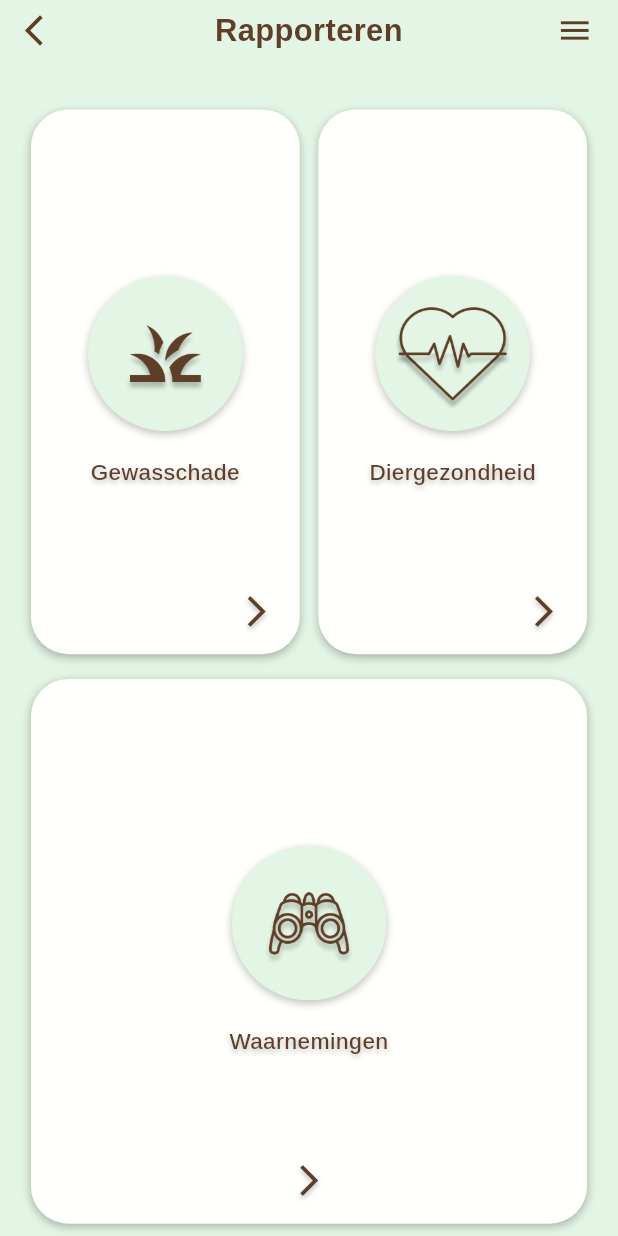
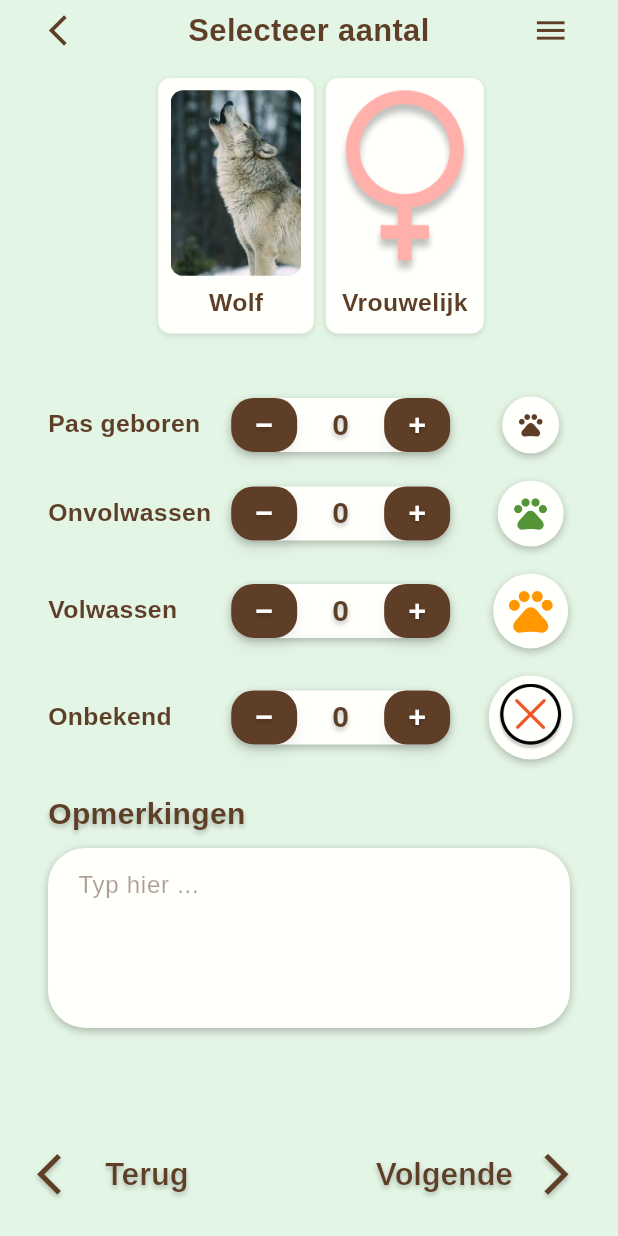
Before and after one commit to WildLife-NL/wildrapport, a Flutter app: the screen it shows after launch, on a phone screen of 412 x 824 dp. Run offline on Flutter 3.47's test engine with Material 3 defaults, Android fonts, the phone set to English and light mode, and no system bars; our stand-ins replace flutter_dotenv, lottie, shared_preferences; accounts and stored records are empty.

Commit message:
Created and added animal amount selection widgets and connected them in a common screen called animal_amount_selection

```diff
--- a/lib/main.dart
+++ b/lib/main.dart
@@ -41,6 +41,7 @@ import 'package:wildrapport/managers/filter_manager.dart';
 import 'package:wildrapport/config/app_config.dart';
 import 'package:shared_preferences/shared_preferences.dart';
 import 'package:wildrapport/screens/rapporteren.dart';
+import 'package:wildrapport/screens/animal_amount_selection.dart';
 
 void main() async {
   WidgetsFlutterBinding.ensureInitialized();
@@ -123,7 +124,7 @@ class MyApp extends StatelessWidget {
           ),
         ),
       ),
-      home: const Rapporteren (),  //
+      home: const AnimalAmountSelectionScreen(),
     );
   }
 }
--- a/lib/models/enums/animal_age.dart
+++ b/lib/models/enums/animal_age.dart
@@ -1,6 +1,6 @@
 enum AnimalAge {
   pasGeboren,
+  onvolwassen,
   volwassen,
-  onvolwassen,
   onbekend
 }
--- /dev/null
+++ b/lib/screens/animal_amount_selection.dart
@@ -0,0 +1,226 @@
+import 'package:flutter/material.dart';
+import 'package:wildrapport/widgets/app_bar.dart';
+import 'package:wildrapport/widgets/bottom_app_bar.dart';
+import 'package:wildrapport/widgets/split_row_container.dart';
+import 'package:wildrapport/widgets/compact_animal_display.dart';
+import 'package:wildrapport/widgets/count_bar.dart';
+import 'package:wildrapport/constants/app_colors.dart';
+import 'package:wildrapport/constants/app_text_theme.dart';
+import 'package:wildrapport/models/animal_model.dart';
+import 'package:wildrapport/models/enums/animal_age.dart';
+
+class AnimalAmountSelectionScreen extends StatelessWidget {
+  const AnimalAmountSelectionScreen({super.key});
+
+  String _formatAnimalAgeName(AnimalAge age) {
+    switch (age) {
+      case AnimalAge.pasGeboren:
+        return 'Pas geboren';
+      case AnimalAge.onvolwassen:
+        return 'Onvolwassen';
+      case AnimalAge.volwassen:
+        return 'Volwassen';
+      case AnimalAge.onbekend:
+        return 'Onbekend';
+    }
+  }
+
+  double _getIconSize(AnimalAge age) {
+    switch (age) {
+      case AnimalAge.pasGeboren:
+        return 38.0;  // Smallest
+      case AnimalAge.onvolwassen:
+        return 44.0;  // Medium
+      case AnimalAge.volwassen:
+        return 50.0;  // Large
+      case AnimalAge.onbekend:
+        return 56.0;  // Largest
+    }
+  }
+
+  double _getIconScale(AnimalAge age) {
+    switch (age) {
+      case AnimalAge.pasGeboren:
+        return 0.5;  // Smallest
+      case AnimalAge.onvolwassen:
+        return 0.6;  // Medium
+      case AnimalAge.volwassen:
+        return 0.7;  // Large
+      case AnimalAge.onbekend:
+        return 0.8;  // Largest
+    }
+  }
+
+  Widget _buildCountBar(AnimalAge age) {
+    final iconSize = _getIconSize(age);
+    final iconScale = _getIconScale(age);
+    final name = _formatAnimalAgeName(age);
+
+    if (age == AnimalAge.onbekend) {
+      return SizedBox(
+        height: iconSize + 12,
+        child: CountBar(
+          name: name,
+          imagePath: 'assets/icons/gender/unknown_gender.png',
+          iconSize: iconSize,
+          iconScale: iconScale,
+          onCountChanged: (name, count) {
+            debugPrint('[$name] Count changed to: $count');
+          },
+        ),
+      );
+    }
+
+    // Define icon color based on age
+    Color iconColor;
+    switch (age) {
+      case AnimalAge.onvolwassen:
+        iconColor = const Color(0xFF549537); // New specific green color
+      case AnimalAge.volwassen:
+        iconColor = Colors.orange;
+      default:
+        iconColor = AppColors.brown; // Default color for pas geboren
+    }
+
+    return SizedBox(
+      height: iconSize + 12,
+      child: CountBar(
+        name: name,
+        rightIcon: Icons.pets,
+        iconSize: iconSize,
+        iconScale: iconScale,
+        iconColor: iconColor,
+        onCountChanged: (name, count) {
+          debugPrint('[$name] Count changed to: $count');
+        },
+      ),
+    );
+  }
+
+  @override
+  Widget build(BuildContext context) {
+    final animal = AnimalModel(
+      animalImagePath: 'assets/wolf.png',
+      animalName: 'Wolf',
+    );
+
+    final gender = AnimalModel(
+      animalImagePath: 'assets/icons/gender/female_gender.png',
+      animalName: 'Vrouwelijk',
+    );
+
+    return Scaffold(
+      body: SafeArea(
+        child: Padding(
+          padding: const EdgeInsets.symmetric(horizontal: 16.0),
+          child: SingleChildScrollView(  // Added ScrollView
+            child: Column(
+              children: [
+                CustomAppBar(
+                  leftIcon: Icons.arrow_back_ios,
+                  centerText: 'Selecteer aantal',  // Changed from 'Aantal'
+                  rightIcon: Icons.menu,
+                  onLeftIconPressed: () => Navigator.pop(context),
+                  onRightIconPressed: () => debugPrint('[AnimalAmountSelectionScreen] Menu button pressed'),
+                ),
+                const SizedBox(height: 12),
+                SplitRowContainer(
+                  rightWidget: Row(
+                    mainAxisAlignment: MainAxisAlignment.end,
+                    children: [
+                      CompactAnimalDisplay(animal: animal),
+                      const SizedBox(width: 8),
+                      CompactAnimalDisplay(animal: gender),
+                    ],
+                  ),
+                ),
+                const SizedBox(height: 24), // Added spacing here
+                Container(
+                  child: Padding(
+                    padding: const EdgeInsets.symmetric(vertical: 12.0),
+                    child: Column(
+                      children: [
+                        ...AnimalAge.values.map((age) {
+                          return Column(
+                            children: [
+                              _buildCountBar(age),
+                              if (age != AnimalAge.values.last)
+                                const SizedBox(height: 6),
+                            ],
+                          );
+                        }).toList(),
+                        const SizedBox(height: 16),
+                        Align(
+                          alignment: Alignment.centerLeft,
+                          child: Padding(
+                            padding: const EdgeInsets.only(left: 16.0),
+                            child: Text(
+                              'Opmerkingen',
+                              style: TextStyle(
+                                color: AppColors.brown,
+                                fontSize: 20, // Increased from 16 to 20
+                                fontWeight: FontWeight.bold,
+                                shadows: [
+                                  Shadow(
+                                    color: Colors.black.withOpacity(0.25),
+                                    offset: const Offset(0, 2),
+                                    blurRadius: 4,
+                                  ),
+                                ],
+                              ),
+                            ),
+                          ),
+                        ),
+                        const SizedBox(height: 8),
+                        Container(
+                          margin: const EdgeInsets.symmetric(horizontal: 16.0),
+                          height: 120, // Increased height
+                          decoration: BoxDecoration(
+                            color: AppColors.offWhite,
+                            borderRadius: BorderRadius.circular(25),
+                            boxShadow: [
+                              BoxShadow(
+                                color: Colors.black.withOpacity(0.25),
+                                spreadRadius: 0,
+                                blurRadius: 4,
+                                offset: const Offset(0, 2),
+                              ),
+                            ],
+                          ),
+                          child: TextField(
+                            maxLines: 3, // Increased to 3 lines
+                            decoration: InputDecoration(
+                              hintText: 'Typ hier ...',
+                              hintStyle: TextStyle(
+                                color: AppColors.brown.withOpacity(0.5),
+                                fontSize: 16,
+                              ),
+                              border: InputBorder.none,
+                              contentPadding: const EdgeInsets.symmetric(
+                                horizontal: 20,
+                                vertical: 12,
+                              ),
+                            ),
+                            style: TextStyle(
+                              color: AppColors.brown,
+                              fontSize: 16,
+                            ),
+                          ),
+                        ),
+                        const SizedBox(height: 16),
+                      ],
+                    ),
+                  ),
+                ),
+              ],
+            ),
+          ),
+        ),
+      ),
+      bottomNavigationBar: CustomBottomAppBar(
+        onBackPressed: () => Navigator.pop(context),
+        onNextPressed: () => debugPrint('[AnimalAmountSelectionScreen] Next button pressed'),
+      ),
+    );
+  }
+}
--- /dev/null
+++ b/lib/widgets/count_bar.dart
@@ -0,0 +1,84 @@
+import 'package:flutter/material.dart';
+import 'package:wildrapport/constants/app_colors.dart';
+import 'package:wildrapport/widgets/counter_widget.dart';
+import 'package:wildrapport/widgets/circle_icon_container.dart';
+
+class CountBar extends StatelessWidget {
+  final String name;
+  final IconData? rightIcon;
+  final String? imagePath;
+  final Function(String name, int count)? onCountChanged;
+  final double iconSize;
+  final double iconScale;
+  final Color iconColor;
+
+  const CountBar({
+    super.key,
+    required this.name,
+    this.rightIcon,
+    this.imagePath,
+    this.onCountChanged,
+    this.iconSize = 38.0,
+    this.iconScale = 0.5,
+    this.iconColor = AppColors.brown,
+  }) : assert(rightIcon != null || imagePath != null, 'Either rightIcon or imagePath must be provided');
+
+  @override
+  Widget build(BuildContext context) {
+    final screenSize = MediaQuery.of(context).size;
+
+    final double fontSize = screenSize.width * 0.04;
+    final double minFontSize = 14.0;
+    final double maxFontSize = 18.0;
+    final double finalFontSize = fontSize.clamp(minFontSize, maxFontSize);
+
+    return Container(
+      height: iconSize + 12, // Adjust container height based on icon size
+      color: Colors.transparent,
+      child: Row(
+        children: [
+          Expanded(
+            flex: 3,
+            child: Padding(
+              padding: const EdgeInsets.only(left: 16.0),
+              child: Text(
+                name,
+                style: TextStyle(
+                  color: AppColors.brown,
+                  fontSize: finalFontSize,
+                  fontFamily: 'Arimo',
+                  fontWeight: FontWeight.bold,
+                ),
+              ),
+            ),
+          ),
+          Expanded(
+            flex: 4,
+            child: Center(
+              child: AnimalCounter(
+                name: name,
+                onCountChanged: onCountChanged,
+              ),
+            ),
+          ),
+          Expanded(
+            flex: 2,
+            child: Row(
+              mainAxisAlignment: MainAxisAlignment.center,
+              children: [
+                CircleIconContainer(
+                  icon: rightIcon,
+                  imagePath: imagePath,
+                  iconColor: iconColor,
+                  size: iconSize,
+                  iconSize: iconSize * iconScale,
+                  backgroundColor: AppColors.offWhite,
+                ),
+              ],
+            ),
+          ),
+        ],
+      ),
+    );
+  }
+}
```
Also changed, not shown: lib/widgets/counter_widget.dart (line endings or trailing spaces).
